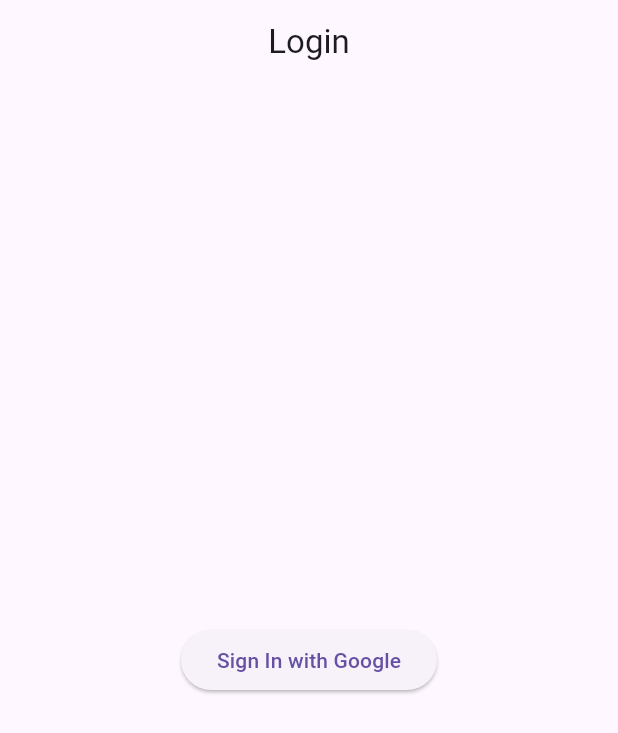
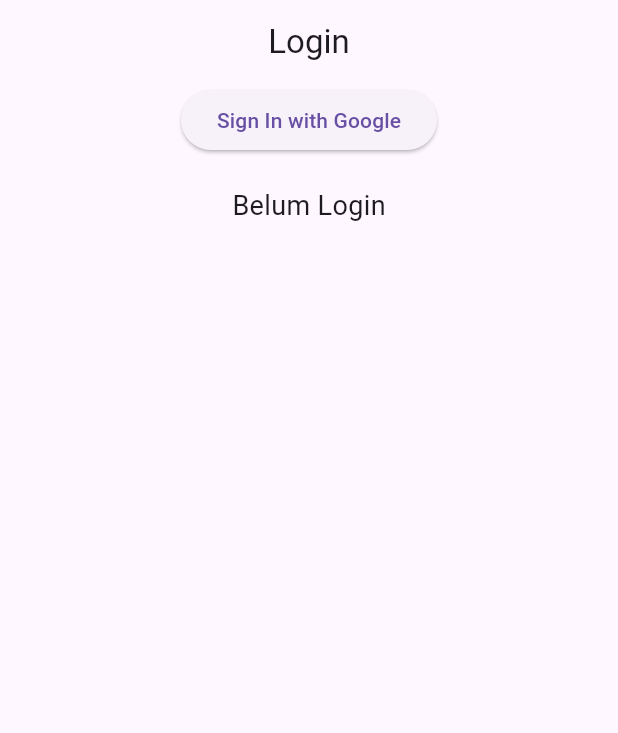
Before and after one commit to KaisarAffan/O-cash, a Flutter app: the screen it shows after launch, after a tap on "Sign In with Google", on a phone screen of 412 x 824 dp. Shown: the top 733 px of the screen. Run offline on Flutter 3.47's test engine with Material 3 defaults, Android fonts, the phone set to English and light mode, and no system bars; our stand-ins replace firebase_auth, firebase_core, get, google_sign_in; accounts and stored records are empty.

Commit message:
fix [AZ] login and logout

```diff
--- a/lib/pages/login/controller.dart
+++ b/lib/pages/login/controller.dart
@@ -4,12 +4,22 @@
 
 class LoginController extends GetxController {
   var isLoading = false.obs;
+  var isLoggedIn = false.obs;
+  final FirebaseAuth auth = FirebaseAuth.instance;
+  final GoogleSignIn googleSignIn = GoogleSignIn();
+
+  @override
+  void onInit() {
+    super.onInit();
+    auth.authStateChanges().listen((User? user) {
+      isLoggedIn.value = user != null;
+    });
+  }
 
   Future<void> loginWithGoogle() async {
     isLoading.value = true;
 
     try {
-      final GoogleSignIn googleSignIn = GoogleSignIn();
       final GoogleSignInAccount? account = await googleSignIn.signIn();
 
       if (account != null) {
@@ -22,10 +32,9 @@
         );
 
         await FirebaseAuth.instance.signInWithCredential(credential);
+        isLoggedIn.value = true;
 
-        // Navigate to the next page on successful login
         Get.snackbar('Success', 'Signed in as ${account.displayName}');
-        // Example: Get.offAllNamed('/home');
       }
     } catch (e) {
       Get.snackbar('Error', 'Sign-in failed: $e');
@@ -33,4 +42,18 @@
       isLoading.value = false;
     }
   }
+
+  Future<void> logout() async {
+    try {
+      await googleSignIn.signOut(); // Sign out from Google
+      await auth.signOut(); // Sign out from Firebase
+      isLoggedIn.value = false; // Update login state
+
+      // Navigate back to Login Page
+      Get.snackbar('Success', 'Logged out successfully');
+    } catch (e) {
+      Get.snackbar("Logout Failed", e.toString(),
+          snackPosition: SnackPosition.BOTTOM);
+    }
+  }
 }
--- a/lib/pages/login/login.dart
+++ b/lib/pages/login/login.dart
@@ -21,9 +21,31 @@
           if (loginController.isLoading.value) {
             return const CircularProgressIndicator();
           } else {
-            return ElevatedButton(
-              onPressed: loginController.loginWithGoogle,
-              child: const Text('Sign In with Google'),
+            return Column(
+              children: [
+                if (!loginController.isLoggedIn
+                    .value) // Show sign-in button only if not logged in
+                  ElevatedButton(
+                    onPressed: loginController.loginWithGoogle,
+                    child: const Text('Sign In with Google'),
+                  ),
+                if (loginController
+                    .isLoggedIn.value) // Show logout button only if logged in
+                  ElevatedButton(
+                    onPressed: () async {
+                      await loginController.logout();
+                    },
+                    child: const Text('Logout'),
+                  ),
+                const SizedBox(height: 20), // Add some spacing
+                // Display login status message
+                Text(
+                  loginController.isLoggedIn.value
+                      ? 'Sudah Login'
+                      : 'Belum Login',
+                  style: const TextStyle(fontSize: 18),
+                ),
+              ],
             );
           }
         }),
```
